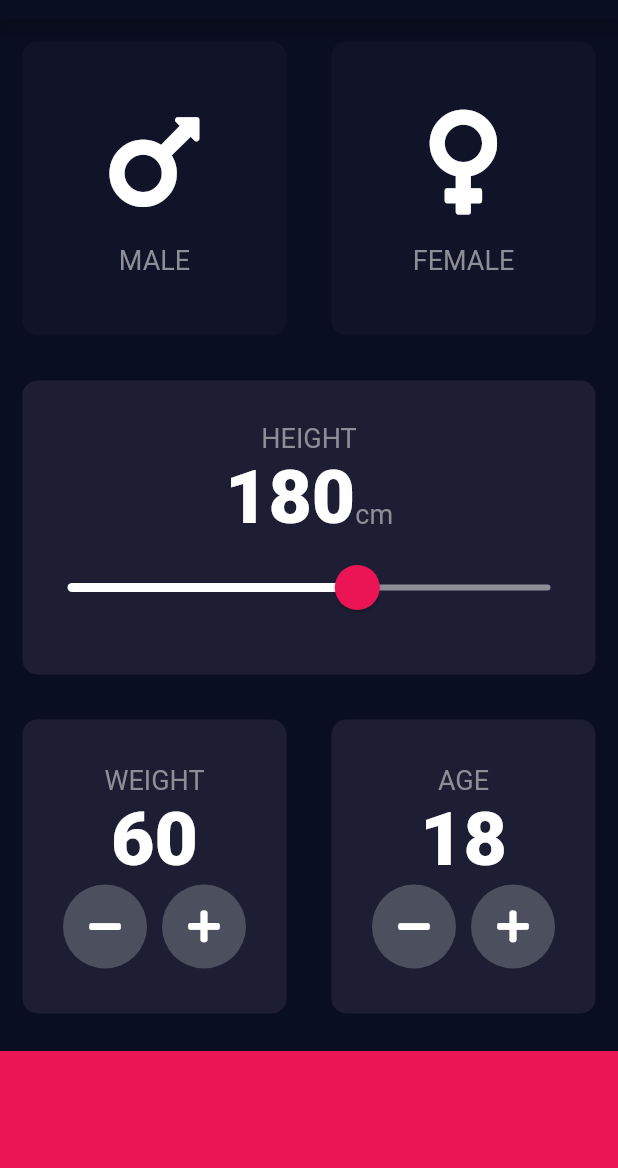
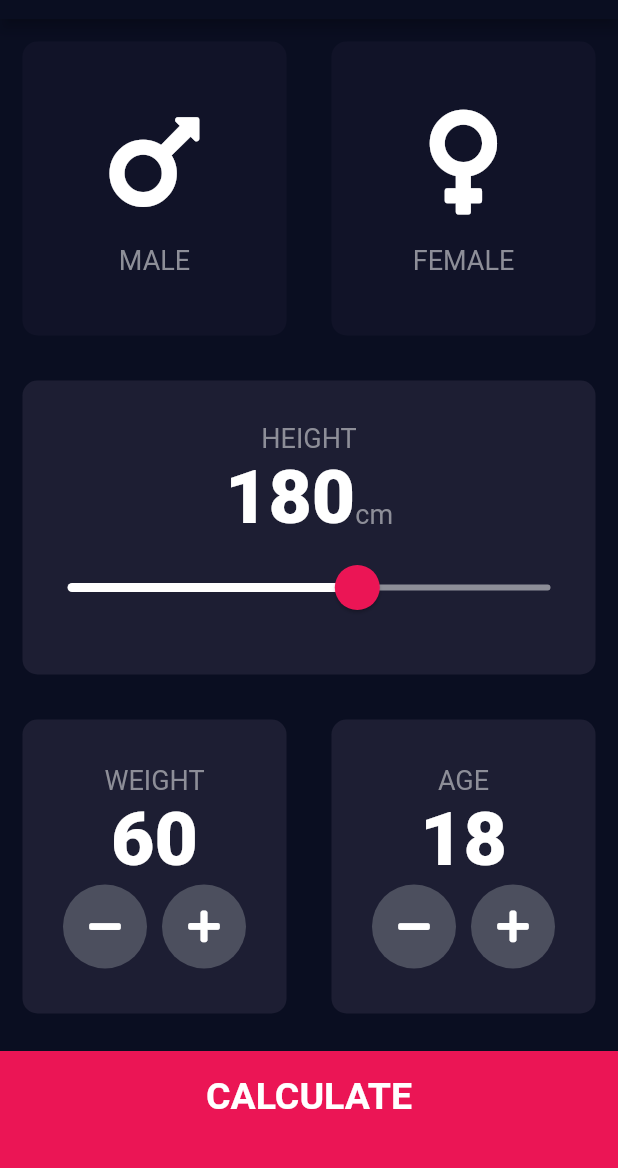
Before and after one commit to zexes/bmi_calculator, a Flutter app: the screen it shows after launch, on a phone screen of 412 x 824 dp, the part 65-1233 px from its top. Run offline on Flutter 3.47's test engine with Material 2 defaults, Android fonts, the phone set to English and light mode, and no system bars; our stand-ins replace font_awesome_flutter.

Commit message:
calculate functionality, result page design and implementation as well as refactoring done successfully. closes #6, closes #7 ,closes #8 , closes #9

```diff
--- /dev/null
+++ b/lib/components/bottom_button.dart
@@ -0,0 +1,30 @@
+import 'package:flutter/material.dart';
+
+import '../constants.dart';
+
+class BottomButton extends StatelessWidget {
+  final Function onTap;
+  final String buttonTitle;
+
+  const BottomButton({@required this.onTap, @required this.buttonTitle});
+
+  @override
+  Widget build(BuildContext context) {
+    return GestureDetector(
+      onTap: onTap,
+      child: Container(
+        child: Center(
+          child: Text(
+            buttonTitle,
+            style: kLargeButtonTextStyle,
+          ),
+        ),
+        color: kBottomContainerColor,
+        margin: EdgeInsets.only(top: 10.0),
+        padding: EdgeInsets.only(bottom: 20.0),
+        width: double.infinity,
+        height: kBottomContainerHeight,
+      ),
+    );
+  }
+}
--- a/lib/icon_content.dart
+++ b/lib/components/icon_content.dart
@@ -1,6 +1,6 @@
 import 'package:flutter/material.dart';
 
-import 'constants.dart';
+import '../constants.dart';
 
 class IconContent extends StatelessWidget {
   final IconData iconData;
--- /dev/null
+++ b/lib/components/round_icon_button.dart
@@ -0,0 +1,23 @@
+import 'package:flutter/material.dart';
+
+class RoundIconButton extends StatelessWidget {
+  final IconData icon;
+  final Function onPressed;
+
+  RoundIconButton({@required this.icon, @required this.onPressed});
+
+  @override
+  Widget build(BuildContext context) {
+    return RawMaterialButton(
+      child: Icon(icon),
+      onPressed: onPressed,
+      elevation: 0.0,
+      constraints: BoxConstraints.tightFor(
+        width: 56.0,
+        height: 56.0,
+      ),
+      shape: CircleBorder(),
+      fillColor: Color(0xFF4C4F5E),
+    );
+  }
+}
--- a/lib/main.dart
+++ b/lib/main.dart
@@ -1,6 +1,7 @@
 import 'package:flutter/material.dart';
 
-import 'input_page.dart';
+import 'screens/input_page.dart';
+import 'screens/results_page.dart';
 
 void main() => runApp(BMICalculator());
 
@@ -8,11 +9,15 @@ class BMICalculator extends StatelessWidget {
   @override
   Widget build(BuildContext context) {
     return MaterialApp(
-      theme: ThemeData.dark().copyWith(
-        primaryColor: Color(0xFF0A0E21),
-        scaffoldBackgroundColor: Color(0xFF0A0E21),
-      ),
-      home: InputPage(),
-    );
+        theme: ThemeData.dark().copyWith(
+          primaryColor: Color(0xFF0A0E21),
+          scaffoldBackgroundColor: Color(0xFF0A0E21),
+        ),
+        //home: InputPage(),
+        initialRoute: '/',
+        routes: {
+          '/': (context) => InputPage(),
+          '/resultPage': (context) => ResultsPage(),
+        });
   }
 }
--- a/lib/input_page.dart
+++ b/lib/screens/input_page.dart
@@ -1,10 +1,14 @@
-import 'package:bmi_calculator/reusable_card.dart';
+import 'package:bmi_calculator/calculator_brain.dart';
+import 'package:bmi_calculator/components/bottom_button.dart';
+import 'package:bmi_calculator/components/icon_content.dart';
+import 'package:bmi_calculator/components/reusable_card.dart';
+import 'package:bmi_calculator/components/round_icon_button.dart';
+import 'package:bmi_calculator/screens/results_page.dart';
 import 'package:flutter/cupertino.dart';
 import 'package:flutter/material.dart';
 import 'package:font_awesome_flutter/font_awesome_flutter.dart';
 
-import 'constants.dart';
-import 'icon_content.dart';
+import '../constants.dart';
 
 enum Gender {
   MALE,
@@ -202,36 +206,25 @@ class _InputPageState extends State<InputPage> {
               ],
             ),
           ),
-          Container(
-            color: kBottomContainerColor,
-            margin: EdgeInsets.only(top: 10.0),
-            width: double.infinity,
-            height: kBottomContainerHeight,
-          )
+          BottomButton(
+            buttonTitle: 'CALCULATE',
+            onTap: () {
+              CalculatorBrain calc =
+                  CalculatorBrain(height: height, weight: weight);
+
+              Navigator.push(
+                  context,
+                  MaterialPageRoute(
+                    builder: (context) => ResultsPage(
+                      bmiResult: calc.calculateBMI(),
+                      resultText: calc.getResult(),
+                      interpretation: calc.getInterpretation(),
+                    ),
+                  ));
+            },
+          ),
         ],
       ),
     );
   }
 }
-
-class RoundIconButton extends StatelessWidget {
-  final IconData icon;
-  final Function onPressed;
-
-  RoundIconButton({@required this.icon, @required this.onPressed});
-
-  @override
-  Widget build(BuildContext context) {
-    return RawMaterialButton(
-      child: Icon(icon),
-      onPressed: onPressed,
-      elevation: 0.0,
-      constraints: BoxConstraints.tightFor(
-        width: 56.0,
-        height: 56.0,
-      ),
-      shape: CircleBorder(),
-      fillColor: Color(0xFF4C4F5E),
-    );
-  }
-}
```
Also changed, not shown: lib/calculator_brain.dart (added, +35 -0 lines), lib/constants.dart (+25 -0 lines), lib/screens/results_page.dart (added, +71 -0 lines), lib/components/reusable_card.dart (renamed from lib/reusable_card.dart).
